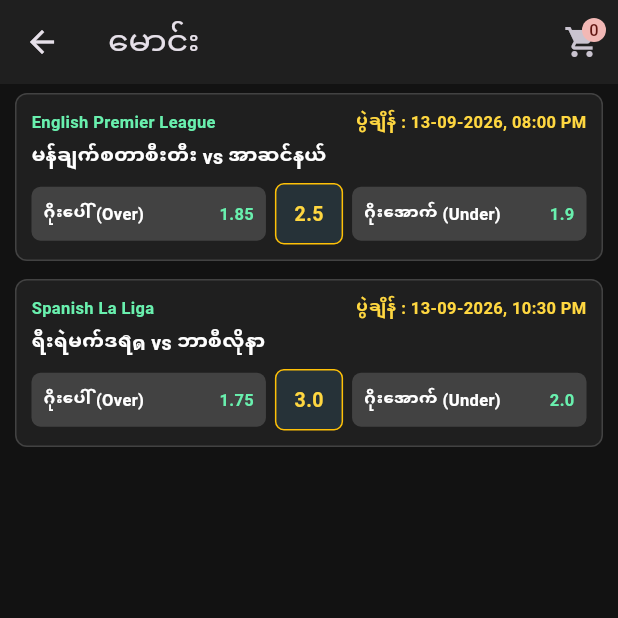
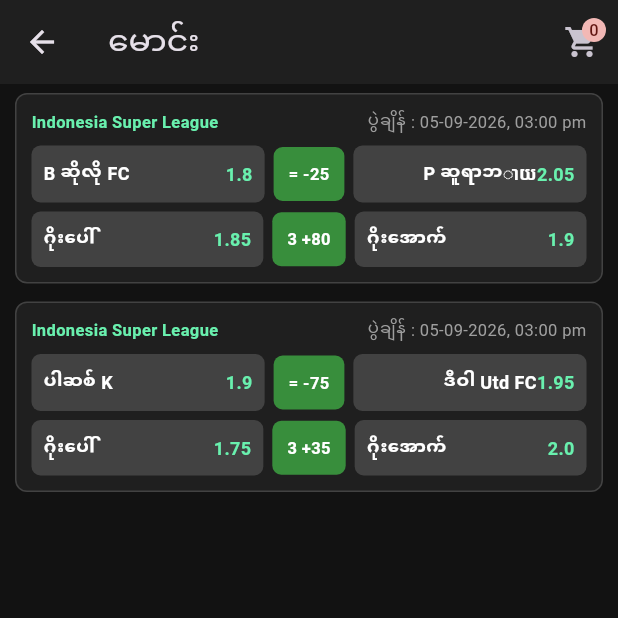
Before and after one commit to pa2659985-create/hat_trick_999, a Flutter app: the BettingScreen screen opened directly, on a phone screen of 412 x 824 dp, the top half of it. Run offline on Flutter 3.47's test engine with Material 3 defaults, Android fonts, the phone set to English and light mode, and no system bars; our stand-ins replace cloud_firestore, firebase_core, firebase_messaging, shared_preferences; accounts and stored records are empty; network calls fail.

Commit message:
Update main.dart

```diff
--- a/lib/main.dart
+++ b/lib/main.dart
@@ -152,7 +152,6 @@ class ApiService {
 
         for (var m in matches) {
           String rawTime = m['utcDate'] != null ? m['utcDate'].toString() : '2026-09-13T20:00:00Z';
-          // ရက်၊ လ၊ နှစ် နှင့် AM/PM ပုံစံတကျ ဖော်ပြခြင်း (ဥပမာ - 13-09-2026, 08:00 PM)
           String formattedDateTime = _formatDateTimeToDDMMYYYYAMPM(rawTime);
 
           allMatches.add({
@@ -165,7 +164,8 @@ class ApiService {
             'odds': {
               'homeWin': 1.85,
               'awayWin': 1.95,
-              'goalLine': 2.5,
+              'hdpVal': '= -25',     // အိမ်ကွင်း/အဝေးကွင်း အလယ်ကိန်းဂဏန်းအကွက် (ပုံပါအတိုင်း)
+              'goalLineText': '3 +80', // ဂိုးပေါ်/ဂိုးအောက် အလယ် ကိန်းဂဏန်းအကွက် (ပုံပါအတိုင်း)
               'overOdds': 1.90,
               'underOdds': 1.85,
             }
@@ -180,21 +180,21 @@ class ApiService {
       allMatches.addAll([
         {
           'id': 'auto_m1',
-          'league': 'English Premier League',
-          'time': '13-09-2026, 08:00 PM',
-          't1': 'မန်ချက်စတာစီးတီး',
-          't2': 'အာဆင်နယ်',
+          'league': 'Indonesia Super League',
+          'time': '05-09-2026, 03:00 pm',
+          't1': 'B ဆိုလို FC',
+          't2': 'P ဆူရာဘាយ',
           'status': 'UPCOMING',
-          'odds': {'homeWin': 1.80, 'awayWin': 2.05, 'goalLine': 2.5, 'overOdds': 1.85, 'underOdds': 1.90}
+          'odds': {'homeWin': 1.80, 'awayWin': 2.05, 'hdpVal': '= -25', 'goalLineText': '3 +80', 'overOdds': 1.85, 'underOdds': 1.90}
         },
         {
           'id': 'auto_m2',
-          'league': 'Spanish La Liga',
-          'time': '13-09-2026, 10:30 PM',
-          't1': 'ရီးရဲမက်ဒရิด',
-          't2': 'ဘာစီလိုနာ',
+          'league': 'Indonesia Super League',
+          'time': '05-09-2026, 03:00 pm',
+          't1': 'ပါဆစ် K',
+          't2': 'ဒီဝါ Utd FC',
           'status': 'UPCOMING',
-          'odds': {'homeWin': 1.90, 'awayWin': 1.95, 'goalLine': 3.0, 'overOdds': 1.75, 'underOdds': 2.00}
+          'odds': {'homeWin': 1.90, 'awayWin': 1.95, 'hdpVal': '= -75', 'goalLineText': '3 +35', 'overOdds': 1.75, 'underOdds': 2.00}
         },
       ]);
     }
@@ -211,14 +211,14 @@ class ApiService {
       String year = dt.year.toString();
 
       int hour = dt.hour;
-      String period = hour >= 12 ? 'PM' : 'AM';
+      String period = hour >= 12 ? 'pm' : 'am';
       hour = hour % 12;
       hour = hour == 0 ? 12 : hour;
       String minute = dt.minute.toString().padLeft(2, '0');
 
       return '$day-$month-$year, $hour:$minute $period';
     } catch (e) {
-      return '13-09-2026, 08:00 PM';
+      return '05-09-2026, 03:00 pm';
     }
   }
 
@@ -241,7 +241,7 @@ class ApiService {
             'homeScore': score['home'] ?? 0,
             'awayScore': score['away'] ?? 0,
             'score': '${score['home'] ?? 0} - ${score['away'] ?? 0}',
-            'date': m['utcDate'] != null ? m['utcDate'].substring(0, 10) : '2026-09-13',
+            'date': m['utcDate'] != null ? m['utcDate'].substring(0, 10) : '2026-09-05',
             'result': 'ပြီးဆုံး (FT)',
           });
         }
@@ -252,12 +252,12 @@ class ApiService {
     if (oldMatches.isEmpty) {
       oldMatches.add({
         'matchId': 'm_sample_1',
-        'league': 'English Premier League',
-        'match': 'မန်ချက်စတာယူနိုက်တက် vs လီဗာပူး',
+        'league': 'Indonesia Super League',
+        'match': 'B ဆိုလို FC vs P ဆူရာဘាយ',
         'homeScore': 2,
         'awayScore': 1,
         'score': '2 - 1',
-        'date': '2026-09-12',
+        'date': '2026-09-05',
         'result': 'ပြီးဆုံး (FT)',
       });
     }
@@ -407,7 +407,7 @@ class AppData {
             }
           } else if (betType == 'ဂိုးပေါင်း (Over/Under)') {
             double totalGoals = (homeScore + awayScore).toDouble();
-            double line = m['goalLine'] ?? 2.5;
+            double line = double.tryParse(m['lineVal'].toString().replaceAll(RegExp(r'[^0-9.]'), '')) ?? 2.5;
             if (selection == 'ဂိုးပေါ် (Over)') {
               matchWon = totalGoals > line;
             } else {
@@ -972,7 +972,7 @@ class _AdminMatchControlScreenState extends State<AdminMatchControlScreen> {
                 margin: const EdgeInsets.all(8),
                 child: ListTile(
                   title: Text('${m['t1']} vs ${m['t2']}', style: const TextStyle(color: Colors.white, fontWeight: FontWeight.bold)),
-                  subtitle: Text('League: ${m['league']} | Time: ${m['time']} | Line: ${odds['goalLine']}', style: const TextStyle(color: Colors.greenAccent, fontSize: 12)),
+                  subtitle: Text('League: ${m['league']} | Time: ${m['time']} | HDP: ${odds['hdpVal']} | GoalLine: ${odds['goalLineText']}', style: const TextStyle(color: Colors.greenAccent, fontSize: 12)),
                   trailing: Row(
                     mainAxisSize: MainAxisSize.min,
                     children: [
@@ -1003,9 +1003,10 @@ class _AdminMatchControlScreenState extends State<AdminMatchControlScreen> {
   void _showAddMatchDialog(BuildContext context) {
     final t1Ctrl = TextEditingController();
     final t2Ctrl = TextEditingController();
-    final leagueCtrl = TextEditingController(text: 'English Premier League');
-    final timeCtrl = TextEditingController(text: '13-09-2026, 08:00 PM');
-    final goalLineCtrl = TextEditingController(text: '2.5');
+    final leagueCtrl = TextEditingController(text: 'Indonesia Super League');
+    final timeCtrl = TextEditingController(text: '05-09-2026, 03:00 pm');
+    final hdpValCtrl = TextEditingController(text: '= -25');
+    final goalLineTextCtrl = TextEditingController(text: '3 +80');
 
     showDialog(
       context: context,
@@ -1020,8 +1021,9 @@ class _AdminMatchControlScreenState extends State<AdminMatchControlScreen> {
                 TextField(controller: leagueCtrl, decoration: const InputDecoration(labelText: 'လိဂ် အမည်')),
                 TextField(controller: t1Ctrl, decoration: const InputDecoration(labelText: 'အိမ်ရှင် အသင်း')),
                 TextField(controller: t2Ctrl, decoration: const InputDecoration(labelText: 'ဧည့်သည် အသင်း')),
-                TextField(controller: timeCtrl, decoration: const InputDecoration(labelText: 'ပွဲချိန် (DD-MM-YYYY, HH:MM AM/PM)')),
-                TextField(controller: goalLineCtrl, keyboardType: TextInputType.number, decoration: const InputDecoration(labelText: 'ဂိုးလိုင်း ကိန်းဂဏန်း (Goal Line)')),
+                TextField(controller: timeCtrl, decoration: const InputDecoration(labelText: 'ပွဲချိန် (DD-MM-YYYY, HH:MM pm/am)')),
+                TextField(controller: hdpValCtrl, decoration: const InputDecoration(labelText: 'HDP အလယ်ကိန်းဂဏန်း (ဥပမာ - = -25)')),
+                TextField(controller: goalLineTextCtrl, decoration: const InputDecoration(labelText: 'ဂိုးလိုင်း ကိန်းဂဏန်း (ဥပမာ - 3 +80)')),
               ],
             ),
           ),
@@ -1040,7 +1042,8 @@ class _AdminMatchControlScreenState extends State<AdminMatchControlScreen> {
                     'odds': {
                       'homeWin': 1.85,
                       'awayWin': 1.95,
-                      'goalLine': double.tryParse(goalLineCtrl.text) ?? 2.5,
+                      'hdpVal': hdpValCtrl.text,
+                      'goalLineText': goalLineTextCtrl.text,
                       'overOdds': 1.90,
                       'underOdds': 1.85,
                     }
@@ -1061,7 +1064,8 @@ class _AdminMatchControlScreenState extends State<AdminMatchControlScreen> {
     final t1Controller = TextEditingController(text: match['t1']);
     final t2Controller = TextEditingController(text: match['t2']);
     final timeController = TextEditingController(text: match['time']);
-    final goalLineController = TextEditingController(text: '${match['odds']['goalLine']}');
+    final hdpValController = TextEditingController(text: match['odds']['hdpVal']);
+    final goalLineTextController = TextEditingController(text: match['odds']['goalLineText']);
 
     showDialog(
       context: context,
@@ -1075,8 +1079,9 @@ class _AdminMatchControlScreenState extends State<AdminMatchControlScreen> {
               children: [
                 TextField(controller: t1Controller, decoration: const InputDecoration(labelText: 'အိမ်ရှင် အသင်း')),
                 TextField(controller: t2Controller, decoration: const InputDecoration(labelText: 'ဧည့်သည် အသင်း')),
-                TextField(controller: timeController, decoration: const InputDecoration(labelText: 'ပွဲချိန် (DD-MM-YYYY, AM/PM)')),
-                TextField(controller: goalLineController, keyboardType: TextInputType.number, decoration: const InputDecoration(labelText: 'ဂိုးလိုင်း (Goal Line)')),
+                TextField(controller: timeController, decoration: const InputDecoration(labelText: 'ပွဲချိန်')),
+                TextField(controller: hdpValController, decoration: const InputDecoration(labelText: 'HDP အလယ်ကိန်းဂဏန်း')),
+                TextField(controller: goalLineTextController, decoration: const InputDecoration(labelText: 'ဂိုးလိုင်း ကိန်းဂဏန်း')),
               ],
             ),
           ),
@@ -1088,7 +1093,8 @@ class _AdminMatchControlScreenState extends State<AdminMatchControlScreen> {
                   ApiService.customAdminMatches[index]['t1'] = t1Controller.text;
                   ApiService.customAdminMatches[index]['t2'] = t2Controller.text;
                   ApiService.customAdminMatches[index]['time'] = timeController.text;
-                  ApiService.customAdminMatches[index]['odds']['goalLine'] = double.tryParse(goalLineController.text) ?? 2.5;
+                  ApiService.customAdminMatches[index]['odds']['hdpVal'] = hdpValController.text;
+                  ApiService.customAdminMatches[index]['odds']['goalLineText'] = goalLineTextController.text;
                 });
                 Navigator.pop(context);
                 ScaffoldMessenger.of(context).showSnackBar(const SnackBar(content: Text('ပွဲစဉ် အောင်မြင်စွာ ပြင်ဆင်ပြီးပါပြီ')));
@@ -1503,7 +1509,7 @@ class _ChangePasswordScreenState extends State<ChangePasswordScreen> {
 }
 
 // -------------------------------------------------------------------------
-// Betting Screen (Over/Under & Goal Line with Date, Time (AM/PM))
+// Betting Screen (ပုံပါ Layout အတိုင်း အိမ်/အဝေး အလယ်တွင် HDP ကွက်၊ အောက်တွင် ဂိုးပေါ်/ဂိုးအောက်နှင့် အလယ်တွင် ဂိုးလိုင်းအစိမ်းရောင်ကွက်)
 // -------------------------------------------------------------------------
 class BettingScreen extends StatefulWidget {
   final bool isParlay;
@@ -1524,7 +1530,7 @@ class _BettingScreenState extends State<BettingScreen> {
     _matchesFuture = ApiService.fetchMatches();
   }
 
-  void _handleSelection(Map<String, dynamic> match, String betType, String selection, double odds, {double? goalLine}) {
+  void _handleSelection(Map<String, dynamic> match, String betType, String selection, double odds, {String? lineVal}) {
     if (widget.isParlay) {
       setState(() {
         bool alreadyExists = AppData.parlaySlip.any(
@@ -1539,7 +1545,7 @@ class _BettingScreenState extends State<BettingScreen> {
             'betType': betType,
             'selection': selection,
             'odds': odds,
-            'goalLine': goalLine ?? 2.5,
+            'lineVal': lineVal ?? '',
           });
         }
       });
@@ -1558,7 +1564,7 @@ class _BettingScreenState extends State<BettingScreen> {
             'betType': betType,
             'selection': selection,
             'odds': odds,
-            'goalLine': goalLine ?? 2.5,
+            'lineVal': lineVal ?? '',
           };
           _showSingleBetBottomSheet();
         }
@@ -1600,7 +1606,7 @@ class _BettingScreenState extends State<BettingScreen> {
                   const SizedBox(height: 8),
                   Text('ပွဲစဉ်: ${_selectedSingleBet!['matchName']}', style: const TextStyle(color: Colors.white, fontSize: 13)),
                   Text('ပွဲချိန်: ${_selectedSingleBet!['matchTime']}', style: const TextStyle(color: Colors.grey, fontSize: 11)),
-                  Text('ရွေးချယ်မှု: ${_selectedSingleBet!['betType']} (${_selectedSingleBet!['selection']}) [Line: ${_selectedSingleBet!['goalLine']}] | Odds: ${_selectedSingleBet!['odds']}', style: const TextStyle(color: Colors.greenAccent, fontSize: 12)),
+                  Text('ရွေးချယ်မှု: ${_selectedSingleBet!['betType']} (${_selectedSingleBet!['selection']}) [Line: ${_selectedSingleBet!['lineVal']}] | Odds: ${_selectedSingleBet!['odds']}', style: const TextStyle(color: Colors.greenAccent, fontSize: 12)),
                   const SizedBox(height: 12),
                   TextField(
                     controller: _singleAmountController,
@@ -1686,8 +1692,11 @@ class _BettingScreenState extends State<BettingScreen> {
             itemBuilder: (context, index) {
               final m = matches[index];
               final odds = m['odds'];
-              double goalLine = odds['goalLine'] ?? 2.5;
-
+              String hdpVal = odds['hdpVal'] ?? '= -25';
+              String goalLineText = odds['goalLineText'] ?? '3 +80';
+
+              bool isHomeSelected = _isSelected(m['id'], 'အနိုင်/အရှုံး', m['t1']);
+              bool isAwaySelected = _isSelected(m['id'], 'အနိုင်/အရှုံး', m['t2']);
               bool isOverSelected = _isSelected(m['id'], 'ဂိုးပေါင်း (Over/Under)', 'ဂိုးပေါ် (Over)');
               bool isUnderSelected = _isSelected(m['id'], 'ဂိုးပေါင်း (Over/Under)', 'ဂိုးအောက် (Under)');
 
@@ -1698,58 +1707,112 @@ class _BettingScreenState extends State<BettingScreen> {
                 child: Column(
                   crossAxisAlignment: CrossAxisAlignment.start,
                   children: [
-                    // ရပ်၊ လ၊ နှစ် နှင့် AM/PM အတိအကျပါဝင်သော ပွဲချိန်
+                    // ပွဲချိန် (ရက်၊ လ၊ နှစ် နှင့် AM/PM ပါဝင်သည်)
                     Row(
                       mainAxisAlignment: MainAxisAlignment.spaceBetween,
                       children: [
                         Text(m['league'], style: const TextStyle(color: Colors.greenAccent, fontSize: 11, fontWeight: FontWeight.bold)),
-                        Text('ပွဲချိန် : ${m['time']}', style: const TextStyle(color: Colors.amberAccent, fontSize: 11, fontWeight: FontWeight.bold)),
+                        Text('ပွဲချိန် : ${m['time']}', style: const TextStyle(color: Colors.grey, fontSize: 11)),
                       ],
                     ),
-                    const SizedBox(height: 6),
-                    Text('${m['t1']} vs ${m['t2']}', style: const TextStyle(color: Colors.white, fontSize: 13, fontWeight: FontWeight.bold)),
                     const SizedBox(height: 8),
-                    // Over / Under နှင့် အလယ်တွင် ဂိုးလိုင်း ကိန်းဂဏန်းအကွက်
+
+                    // -------------------------------------------------------------
+                    // အပေါ်တန်း : အိမ်ကွင်း အသင်း | အလယ်တွင် အစိမ်းရောင် HDP ကွက် | အဝေးကွင်း အသင်း
+                    // -------------------------------------------------------------
                     Row(
                       children: [
                         Expanded(
                           child: InkWell(
-                            onTap: () => _handleSelection(m, 'ဂိုးပေါင်း (Over/Under)', 'ဂိုးပေါ် (Over)', odds['overOdds'], goalLine: goalLine),
+                            onTap: () => _handleSelection(m, 'အနိုင်/အရှုံး', m['t1'], odds['homeWin'], lineVal: hdpVal),
+                            child: Container(
+                              padding: const EdgeInsets.symmetric(vertical: 10, horizontal: 8),
+                              decoration: BoxDecoration(color: isHomeSelected ? Colors.amber : Colors.grey.shade800, borderRadius: BorderRadius.circular(6)),
+                              child: Row(
+                                mainAxisAlignment: MainAxisAlignment.spaceBetween,
+                                children: [
+                                  Expanded(child: Text(m['t1'], style: TextStyle(color: isHomeSelected ? Colors.black : Colors.white, fontWeight: FontWeight.bold, fontSize: 12), overflow: TextOverflow.ellipsis)),
+                                  Text('${odds['homeWin']}', style: TextStyle(color: isHomeSelected ? Colors.black : Colors.greenAccent, fontWeight: FontWeight.bold, fontSize: 12)),
+                                ],
+                              ),
+                            ),
+                          ),
+                        ),
+                        const SizedBox(width: 6),
+                        // ပုံပါအတိုင်း အလယ်တွင် အစိမ်းရောင် HDP ကိန်းဂဏန်းအကွက်
+                        Container(
+                          padding: const EdgeInsets.symmetric(horizontal: 10, vertical: 10),
+                          decoration: BoxDecoration(
+                            color: Colors.green.shade700,
+                            borderRadius: BorderRadius.circular(6),
+                          ),
+                          child: Text(hdpVal, style: const TextStyle(color: Colors.white, fontWeight: FontWeight.bold, fontSize: 11)),
+                        ),
+                        const SizedBox(width: 6),
+                        Expanded(
+                          child: InkWell(
+                            onTap: () => _handleSelection(m, 'အနိုင်/အရှုံး', m['t2'], odds['awayWin'], lineVal: hdpVal),
+                            child: Container(
+                              padding: const EdgeInsets.symmetric(vertical: 10, horizontal: 8),
+                              decoration: BoxDecoration(color: isAwaySelected ? Colors.amber : Colors.grey.shade800, borderRadius: BorderRadius.circular(6)),
+                              child: Row(
+                                mainAxisAlignment: MainAxisAlignment.spaceBetween,
+                                children: [
+                                  Expanded(child: Text(m['t2'], style: TextStyle(color: isAwaySelected ? Colors.black : Colors.white, fontWeight: FontWeight.bold, fontSize: 12), overflow: TextOverflow.ellipsis, textAlign: TextAlign.end)),
+                                  Text('${odds['awayWin']}', style: TextStyle(color: isAwaySelected ? Colors.black : Colors.greenAccent, fontWeight: FontWeight.bold, fontSize: 12)),
+                                ],
+                              ),
+                            ),
+                          ),
+                        ),
+                      ],
+                    ),
+
+                    const SizedBox(height: 6),
+
+                    // -------------------------------------------------------------
+                    // အောက်တန်း : ဂိုးပေါ် (Over) | အလယ်တွင် အစိမ်းရောင် ဂိုးလိုင်း ကိန်းဂဏန်းအကွက် | ဂိုးအောက် (Under)
+                    // -------------------------------------------------------------
+                    Row(
+                      children: [
+                        Expanded(
+                          child: InkWell(
+                            onTap: () => _handleSelection(m, 'ဂိုးပေါင်း (Over/Under)', 'ဂိုးပေါ် (Over)', odds['overOdds'], lineVal: goalLineText),
                             child: Container(
                               padding: const EdgeInsets.symmetric(vertical: 10, horizontal: 8),
                               decoration: BoxDecoration(color: isOverSelected ? Colors.amber : Colors.grey.shade800, borderRadius: BorderRadius.circular(6)),
                               child: Row(
                                 mainAxisAlignment: MainAxisAlignment.spaceBetween,
                                 children: [
-                                  Text('ဂိုးပေါ် (Over)', style: TextStyle(color: isOverSelected ? Colors.black : Colors.white, fontWeight: FontWeight.bold, fontSize: 11)),
-                                  Text('${odds['overOdds']}', style: TextStyle(color: isOverSelected ? Colors.black : Colors.greenAccent, fontWeight: FontWeight.bold, fontSize: 11)),
+                                  const Text('ဂိုးပေါ်', style: TextStyle(color: Colors.white, fontWeight: FontWeight.bold, fontSize: 12)),
+                                  Text('${odds['overOdds']}', style: const TextStyle(color: Colors.greenAccent, fontWeight: FontWeight.bold, fontSize: 12)),
                                 ],
                               ),
                             ),
                           ),
                         ),
                         const SizedBox(width: 6),
+                        // ပုံပါအတိုင်း အလယ်တွင် အစိမ်းရောင် ဂိုးလိုင်း ကိန်းဂဏန်းအကွက်
                         Container(
-                          padding: const EdgeInsets.symmetric(horizontal: 12, vertical: 10),
+                          padding: const EdgeInsets.symmetric(horizontal: 10, vertical: 10),
                           decoration: BoxDecoration(
-                            color: Colors.blueGrey.shade900,
+                            color: Colors.green.shade700,
                             borderRadius: BorderRadius.circular(6),
-                            border: Border.all(color: Colors.amber, width: 1),
                           ),
-                          child: Text('$goalLine', style: const TextStyle(color: Colors.amberAccent, fontWeight: FontWeight.bold, fontSize: 13)),
+                          child: Text(goalLineText, style: const TextStyle(color: Colors.white, fontWeight: FontWeight.bold, fontSize: 11)),
                         ),
                         const SizedBox(width: 6),
                         Expanded(
                           child: InkWell(
-                            onTap: () => _handleSelection(m, 'ဂိုးပေါင်း (Over/Under)', 'ဂိုးအောက် (Under)', odds['underOdds'], goalLine: goalLine),
+                            onTap: () => _handleSelection(m, 'ဂိုးပေါင်း (Over/Under)', 'ဂိုးအောက် (Under)', odds['underOdds'], lineVal: goalLineText),
                             child: Container(
                               padding: const EdgeInsets.symmetric(vertical: 10, horizontal: 8),
                               decoration: BoxDecoration(color: isUnderSelected ? Colors.amber : Colors.grey.shade800, borderRadius: BorderRadius.circular(6)),
                               child: Row(
                                 mainAxisAlignment: MainAxisAlignment.spaceBetween,
                                 children: [
-                                  Text('ဂိုးအောက် (Under)', style: TextStyle(color: isUnderSelected ? Colors.black : Colors.white, fontWeight: FontWeight.bold, fontSize: 11)),
-                                  Text('${odds['underOdds']}', style: TextStyle(color: isUnderSelected ? Colors.black : Colors.greenAccent, fontWeight: FontWeight.bold, fontSize: 11)),
+                                  const Text('ဂိုးအောက်', style: TextStyle(color: Colors.white, fontWeight: FontWeight.bold, fontSize: 12)),
+                                  Text('${odds['underOdds']}', style: const TextStyle(color: Colors.greenAccent, fontWeight: FontWeight.bold, fontSize: 12)),
                                 ],
                               ),
                             ),
@@ -1842,7 +1905,7 @@ class _ParlaySlipScreenState extends State<ParlaySlipScreen> {
                           color: const Color(0xFF1F1F1F),
                           child: ListTile(
                             title: Text(item['matchName'], style: const TextStyle(color: Colors.white, fontWeight: FontWeight.bold)),
-                            subtitle: Text('ပွဲချိန်: ${item['matchTime']}\n${item['betType']} (${item['selection']}) [Goal Line: ${item['goalLine']}] | Odds: ${item['odds']}', style: const TextStyle(color: Colors.greenAccent)),
+                            subtitle: Text('ပွဲချိန်: ${item['matchTime']}\n${item['betType']} (${item['selection']}) [Line: ${item['lineVal']}] | Odds: ${item['odds']}', style: const TextStyle(color: Colors.greenAccent)),
                             isThreeLine: true,
                             trailing: IconButton(
                               icon: const Icon(Icons.delete, color: Colors.red),
@@ -1880,7 +1943,7 @@ class _ParlaySlipScreenState extends State<ParlaySlipScreen> {
 }
 
 // -------------------------------------------------------------------------
-// My Bets Screen (လောင်းထားသော ပွဲစဉ်များ - အသေးစိတ် အပြည့်အစုံ ကြည့်ရှုရန်)
+// My Bets Screen (လောင်းထားသော ပွဲစဉ်များ အသေးစိတ် အပြည့်အစုံ)
 // -------------------------------------------------------------------------
 class MyBetsScreen extends StatelessWidget {
   const MyBetsScreen({super.key});
@@ -1913,7 +1976,6 @@ class MyBetsScreen extends StatelessWidget {
                           ],
                         ),
                         const Divider(color: Colors.grey),
-                        // လောင်းထားသော ပွဲစဉ် တစ်ခုချင်းစီ၏ အသေးစိတ် အချက်အလက်များ (အသင်း၊ ပွဲချိန်၊ Pick၊ ဂိုးလိုင်း/Handicap)
                         ...matches.map<Widget>((m) => Padding(
                           padding: const EdgeInsets.symmetric(vertical: 4.0),
                           child: Column(
@@ -1921,7 +1983,7 @@ class MyBetsScreen extends StatelessWidget {
                             children: [
                               Text('⚽ ${m['matchName']}', style: const TextStyle(color: Colors.white, fontWeight: FontWeight.bold, fontSize: 13)),
                               Text('🕒 ပွဲချိန်: ${m['matchTime']}', style: const TextStyle(color: Colors.grey, fontSize: 11)),
-                              Text('📌 ရွေးချယ်မှု: ${m['betType']} -> ${m['selection']} [Line: ${m['goalLine']}] (Odds: ${m['odds']})', style: const TextStyle(color: Colors.greenAccent, fontSize: 12)),
+                              Text('📌 ရွေးချယ်မှု: ${m['betType']} -> ${m['selection']} [Line: ${m['lineVal']}] (Odds: ${m['odds']})', style: const TextStyle(color: Colors.greenAccent, fontSize: 12)),
                               const SizedBox(height: 4),
                             ],
                           ),
```
